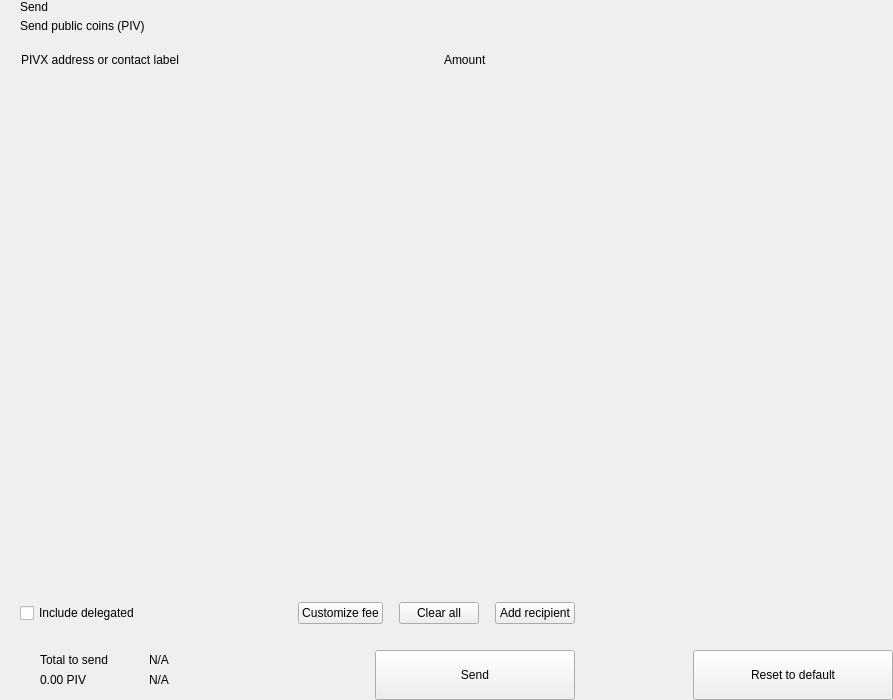
This is src/qt/pivx/forms/send.ui in MotoAcidic/pivx-gui as Qt 5 draws it before an edit. The edited form follows.
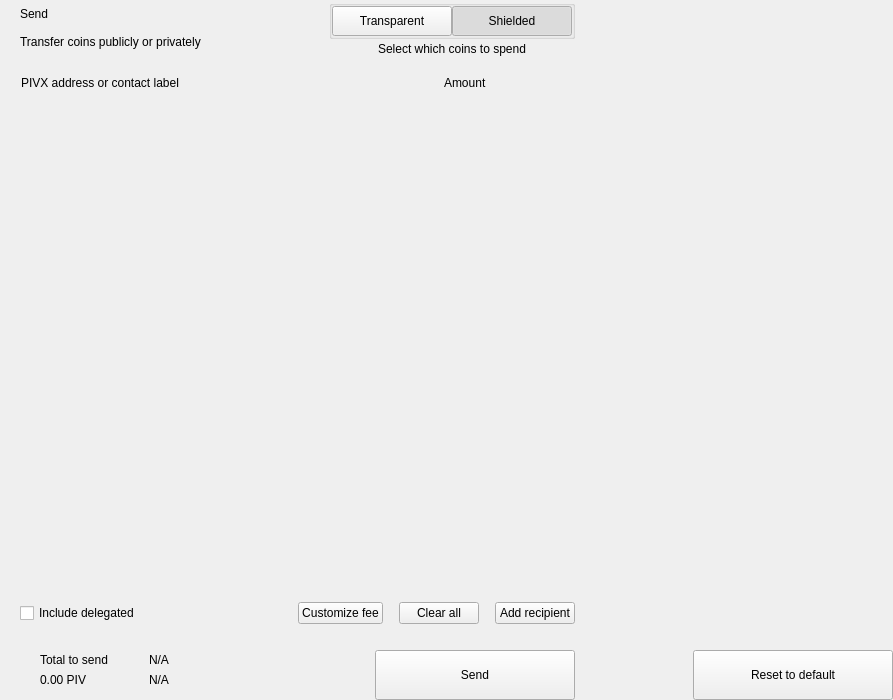
This is the edited form. Custom widgets are drawn as their Qt base class.

What changed in the file:
```diff
--- a/src/qt/pivx/forms/send.ui
+++ b/src/qt/pivx/forms/send.ui
@@ -66,7 +66,7 @@
           <item>
            <layout class="QVBoxLayout" name="verticalLayout">
             <property name="spacing">
-             <number>5</number>
+             <number>0</number>
             </property>
             <item>
              <widget class="QLabel" name="labelTitle">
@@ -81,7 +81,7 @@
             <item>
              <widget class="QLabel" name="labelSubtitle1">
               <property name="text">
-               <string>Send public coins (PIV)</string>
+               <string>Transfer coins publicly or privately</string>
               </property>
              </widget>
             </item>
@@ -100,6 +100,120 @@
             </property>
            </spacer>
           </item>
+          <item>
+           <layout class="QVBoxLayout" name="verticalLayout_6">
+            <property name="spacing">
+             <number>3</number>
+            </property>
+            <item alignment="Qt::AlignHCenter">
+             <widget class="QGroupBox" name="groupBox">
+              <property name="styleSheet">
+               <string notr="true">#groupBox{
+padding-top:2px;
+}</string>
+              </property>
+              <property name="title">
+               <string/>
+              </property>
+              <property name="alignment">
+               <set>Qt::AlignCenter</set>
+              </property>
+              <layout class="QHBoxLayout" name="horizontalLayout_4">
+               <property name="spacing">
+                <number>0</number>
+               </property>
+               <property name="leftMargin">
+                <number>0</number>
+               </property>
+               <property name="topMargin">
+                <number>0</number>
+               </property>
+               <property name="rightMargin">
+                <number>0</number>
+               </property>
+               <property name="bottomMargin">
+                <number>0</number>
+               </property>
+               <item>
+                <widget class="QPushButton" name="pushLeft">
+                 <property name="minimumSize">
+                  <size>
+                   <width>120</width>
+                   <height>30</height>
+                  </size>
+                 </property>
+                 <property name="maximumSize">
+                  <size>
+                   <width>120</width>
+                   <height>30</height>
+                  </size>
+                 </property>
+                 <property name="focusPolicy">
+                  <enum>Qt::NoFocus</enum>
+                 </property>
+                 <property name="text">
+                  <string>Transparent</string>
+                 </property>
+                 <property name="checkable">
+                  <bool>true</bool>
+                 </property>
+                 <property name="autoExclusive">
+                  <bool>true</bool>
+                 </property>
+                </widget>
+               </item>
+               <item>
+                <widget class="QPushButton" name="pushRight">
+                 <property name="minimumSize">
+                  <size>
+                   <width>120</width>
+                   <height>30</height>
+                  </size>
+                 </property>
+                 <property name="maximumSize">
+                  <size>
+                   <width>120</width>
+                   <height>30</height>
+                  </size>
+                 </property>
+                 <property name="focusPolicy">
+                  <enum>Qt::NoFocus</enum>
+                 </property>
+                 <property name="text">
+                  <string>Shielded</string>
+                 </property>
+                 <property name="checkable">
+                  <bool>true</bool>
+                 </property>
+                 <property name="checked">
+                  <bool>true</bool>
+                 </property>
+                 <property name="autoExclusive">
+                  <bool>true</bool>
+                 </property>
+                </widget>
+               </item>
+              </layout>
+             </widget>
+            </item>
+            <item alignment="Qt::AlignHCenter|Qt::AlignTop">
+             <widget class="QLabel" name="labelSubtitle2">
+              <property name="styleSheet">
+               <string notr="true"/>
+              </property>
+              <property name="text">
+               <string>Select which coins to spend</string>
+              </property>
+              <property name="alignment">
+               <set>Qt::AlignCenter</set>
+              </property>
+              <property name="indent">
+               <number>0</number>
+              </property>
+             </widget>
+            </item>
+           </layout>
+          </item>
          </layout>
         </item>
         <item>
```
Left out of the diff: 10 changed lines with no effect on the pictures.
